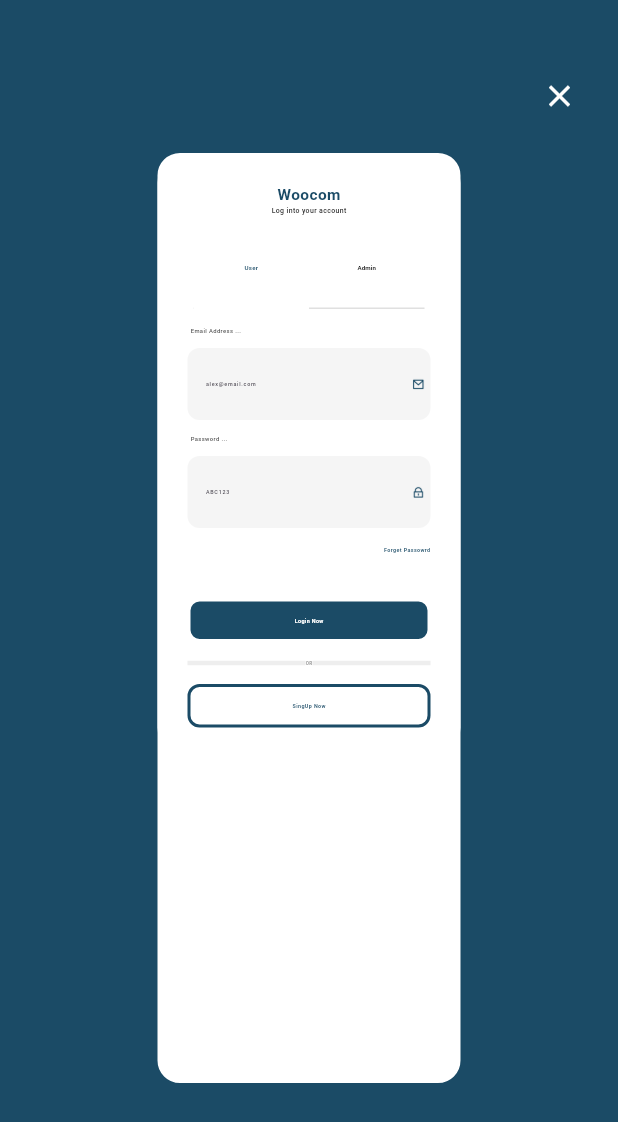
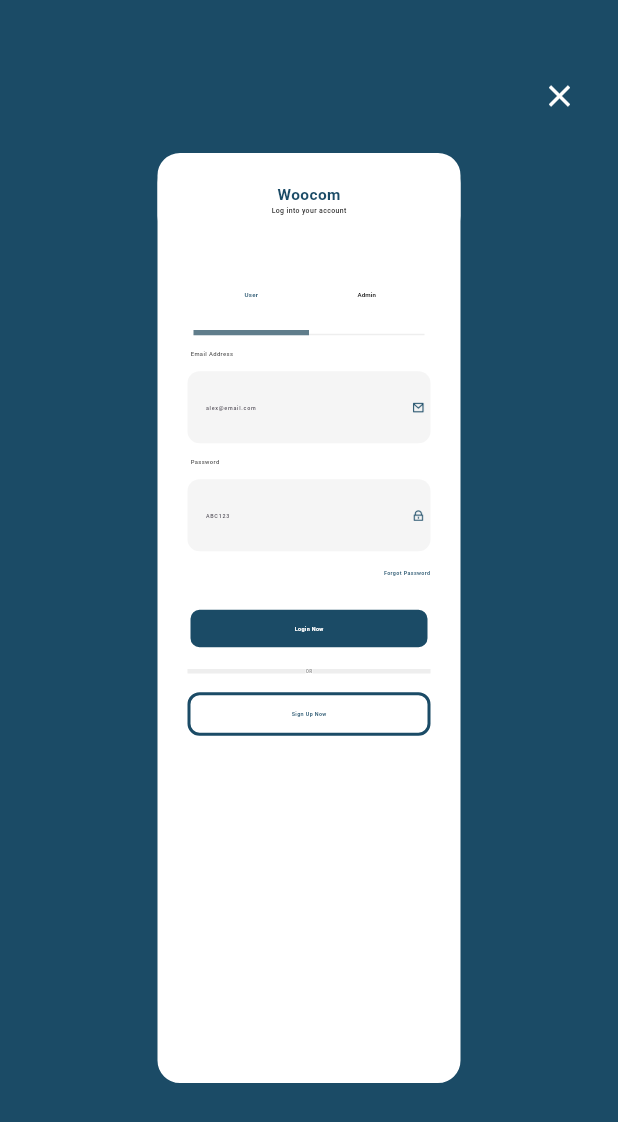
Before and after one commit to TheSam912/woocom, a Flutter app: the AuthenticationMobile screen opened directly, on a phone screen of 412 x 824 dp. Shown: the top 1122 px of the screen. Run offline on Flutter 3.47's test engine with Material 3 defaults, Android fonts, the phone set to English and light mode, and no system bars; our stand-ins replace carousel_slider, firebase_auth, firebase_core, flutter_riverpod, flutter_screenutil, go_router and 1 more; accounts and stored records are empty; Roboto replaces fonts that are missing (Dosis).

Commit message:
firebase auth added for mobile and tablet Ui and login full

```diff
--- a/lib/presentation/pages/authentication/authentication_mobile.dart
+++ b/lib/presentation/pages/authentication/authentication_mobile.dart
@@ -1,5 +1,7 @@
+import 'package:ecommerce_woocom/presentation/pages/authentication/provider/auth_provider.dart';
 import 'package:ecommerce_woocom/presentation/widgets/w_tabBar.dart';
 import 'package:flutter/material.dart';
+import 'package:flutter_riverpod/flutter_riverpod.dart';
 import 'package:flutter_screenutil/flutter_screenutil.dart';
 
 import '../../../core/constants/app_colors.dart';
@@ -7,41 +9,73 @@ import '../../../core/constants/app_icons.dart';
 import '../../../core/constants/app_text_styles.dart';
 import '../../widgets/w_textField.dart';
 
-class AuthenticationMobile extends StatefulWidget {
+class AuthenticationMobile extends ConsumerStatefulWidget {
   AuthenticationMobile({super.key, required this.isTablet});
 
   bool isTablet;
 
   @override
-  State<AuthenticationMobile> createState() => _AuthenticationMobileState();
+  ConsumerState<AuthenticationMobile> createState() =>
+      _AuthenticationMobileState();
 }
 
-class _AuthenticationMobileState extends State<AuthenticationMobile>
+class _AuthenticationMobileState extends ConsumerState<AuthenticationMobile>
     with SingleTickerProviderStateMixin {
   final _emailController = TextEditingController();
   final _passwordController = TextEditingController();
   final _confirmPasswordController = TextEditingController();
   final _adminEmailController = TextEditingController();
   final _adminPasswordController = TextEditingController();
-  late TabController _tabController;
+  late final TabController _tabController;
   bool _isLogin = true;
-  late bool isTablet;
+  bool _isForgetPassword = false;
 
   @override
   void initState() {
     super.initState();
-    _tabController = TabController(length: 2, vsync: this);
-    _tabController.addListener(() {
-      setState(() {});
-    });
+    _tabController = TabController(length: 2, vsync: this)
+      ..addListener(() => setState(() {}));
   }
 
-  void _login() {
-    if (_tabController.index == 0) {
-      Navigator.pushReplacementNamed(context, '/admin');
-    } else {
-      Navigator.pushReplacementNamed(context, '/home');
+  Future<void> _login(String type) async {
+    final email = type == "admin"
+        ? _adminEmailController.text.trim()
+        : _emailController.text.trim();
+    final password = type == "admin"
+        ? _adminPasswordController.text.trim()
+        : _passwordController.text.trim();
+
+    try {
+      await ref.read(authRepositoryProvider).signIn(email, password);
+    } catch (e) {
+      _showSnackBar(e.toString());
     }
+  }
+
+  Future<void> _register() async {
+    if (_passwordController.text.trim() !=
+        _confirmPasswordController.text.trim()) {
+      _showSnackBar("Passwords do not match");
+      return;
+    }
+
+    try {
+      final user = await ref.read(authRepositoryProvider).signUp(
+            _emailController.text.trim(),
+            _passwordController.text.trim(),
+          );
+      if (user != null) {
+        _showSnackBar("Registration successful!");
+        setState(() => _isLogin = true);
+      }
+    } catch (e) {
+      _showSnackBar(e.toString());
+    }
+  }
+
+  void _showSnackBar(String message) {
+    ScaffoldMessenger.of(context)
+        .showSnackBar(SnackBar(content: Text(message)));
   }
 
   @override
@@ -52,31 +86,100 @@ class _AuthenticationMobileState extends State<AuthenticationMobile>
 
   @override
   Widget build(BuildContext context) {
-    isTablet = widget.isTablet;
+    final isTablet = widget.isTablet;
     return Scaffold(
       backgroundColor: AppColors.primary,
       body: Stack(
         children: [
           Positioned(
-              top: 40,
+            top: isTablet ? 40 : 30,
             right: 15,
             child: IconButton(
               onPressed: () => Navigator.pop(context),
-                  icon: const Icon(
-                    Icons.close,
-                    color: Colors.white,
-                  ))),
+              icon: const Icon(Icons.close, color: Colors.white),
+            ),
+          ),
           Center(
             child: Container(
-              height: isTablet ? 630 : 550,
+              height: _isForgetPassword
+                  ? isTablet
+                      ? 430
+                      : 370
+                  : isTablet
+                      ? 630
+                      : 550,
               margin: EdgeInsets.symmetric(horizontal: isTablet ? 100 : 12),
               decoration: BoxDecoration(
                 borderRadius: BorderRadius.circular(20),
                 color: Colors.white,
-                  border: Border.all(width: 5, color: AppColors.primary)),
+                border: Border.all(width: 5, color: AppColors.primary),
+              ),
               child: Column(
                 children: [
-                  Container(
+                  _buildHeader(isTablet),
+                  _isForgetPassword
+                      ? _buildForgetPassword(isTablet)
+                      : _buildAuthentication(isTablet)
+                ],
+              ),
+            ),
+          )
+        ],
+      ),
+    );
+  }
+
+  Widget _buildAuthentication(isTablet) {
+    return Column(
+      children: [
+        Padding(
+          padding: const EdgeInsets.symmetric(horizontal: 24, vertical: 10),
+          child: _isLogin
+              ? W_TabBarWidget(
+                  controller: _tabController, isWeb: false, isTablet: isTablet)
+              : const SizedBox(),
+        ),
+        _buildFormFields(isTablet),
+        _isLogin ? _forgotPasswordButton(isTablet) : const SizedBox(height: 30),
+        _buildActionButton(isTablet),
+        _buildOrLine(isTablet),
+        _isLogin ? _buildSignupOption(isTablet) : _buildSignupOption(isTablet)
+      ],
+    );
+  }
+
+  Widget _buildForgetPassword(isTablet) {
+    return Column(
+      children: [
+        W_TextFieldWidget(
+          title: "Email Address",
+          hint: "alex@email.com",
+          icon: AppIcons.mail,
+          inputType: TextInputType.emailAddress,
+          controller: _adminEmailController,
+          isWeb: false,
+          isTablet: isTablet,
+        ),
+        const SizedBox(height: 25),
+        _buttonWidget(
+          "Send Reset Link",
+          () {},
+          true,
+          isTablet,
+        ),
+        _buildOrLine(isTablet),
+        _buttonWidget(
+          "Login With Existing Account",
+          () => setState(() => _isForgetPassword = !_isForgetPassword),
+          false,
+          isTablet,
+        )
+      ],
+    );
+  }
+
+  Widget _buildHeader(bool isTablet) {
+    return Container(
       width: double.infinity,
       padding: const EdgeInsets.symmetric(vertical: 20),
       decoration: BoxDecoration(
@@ -95,7 +198,9 @@ class _AuthenticationMobileState extends State<AuthenticationMobile>
             ),
           ),
           Text(
-                          _isLogin
+            _isForgetPassword
+                ? "Reset Password"
+                : _isLogin
                     ? "Log into your account"
                     : "Create New Account",
             style: AppTextStyles.dynamicStyle(
@@ -104,20 +209,17 @@ class _AuthenticationMobileState extends State<AuthenticationMobile>
               color: AppColors.textLight,
             ),
           ),
-                        Padding(
-                          padding: const EdgeInsets.symmetric(
-                              horizontal: 24, vertical: 12),
-                          child: _isLogin
-                              ? W_TabBarWidget(
-                                  controller: _tabController,
-                                  isWeb: false,
-                                  isTablet: isTablet,
-                                )
-                              : const Center(),
+        ],
       ),
-                        if (_tabController.index == 1) ...[
+    );
+  }
+
+  Widget _buildFormFields(bool isTablet) {
+    if (_tabController.index == 1) {
+      return Column(
+        children: [
           W_TextFieldWidget(
-                            title: "Admin Email Address ...",
+            title: "Admin Email Address",
             hint: "alex@email.com",
             icon: AppIcons.mail,
             inputType: TextInputType.emailAddress,
@@ -127,7 +229,7 @@ class _AuthenticationMobileState extends State<AuthenticationMobile>
           ),
           const SizedBox(height: 10),
           W_TextFieldWidget(
-                            title: "Admin Password ...",
+            title: "Admin Password",
             inputType: TextInputType.visiblePassword,
             hint: "ABC123",
             icon: AppIcons.password,
@@ -135,11 +237,13 @@ class _AuthenticationMobileState extends State<AuthenticationMobile>
             isWeb: false,
             isTablet: isTablet,
           ),
-                        ] else
-                          ..._isLogin
-                              ? [
+        ],
+      );
+    } else {
+      return Column(
+        children: [
           W_TextFieldWidget(
-                                    title: "Email Address ...",
+            title: "Email Address",
             inputType: TextInputType.emailAddress,
             hint: "alex@email.com",
             icon: AppIcons.mail,
@@ -149,7 +253,7 @@ class _AuthenticationMobileState extends State<AuthenticationMobile>
           ),
           const SizedBox(height: 10),
           W_TextFieldWidget(
-                                    title: "Password ...",
+            title: "Password",
             inputType: TextInputType.visiblePassword,
             hint: "ABC123",
             icon: AppIcons.password,
@@ -157,30 +261,10 @@ class _AuthenticationMobileState extends State<AuthenticationMobile>
             isWeb: false,
             isTablet: isTablet,
           ),
-                                ]
-                              : [
-                                  W_TextFieldWidget(
-                                    title: "Email Address ...",
-                                    inputType: TextInputType.emailAddress,
-                                    hint: "alex@email.com",
-                                    icon: AppIcons.mail,
-                                    controller: _emailController,
-                                    isWeb: false,
-                                    isTablet: isTablet,
-                                  ),
+          if (!_isLogin) ...[
             const SizedBox(height: 10),
             W_TextFieldWidget(
-                                    title: "Password ...",
-                                    inputType: TextInputType.visiblePassword,
-                                    hint: "ABC123",
-                                    icon: AppIcons.password,
-                                    controller: _passwordController,
-                                    isWeb: false,
-                                    isTablet: isTablet,
-                                  ),
-                                  const SizedBox(height: 10),
-                                  W_TextFieldWidget(
-                                    title: "Confirm Password ...",
+              title: "Confirm Password",
               inputType: TextInputType.visiblePassword,
               hint: "ABC123",
               icon: AppIcons.password,
@@ -189,29 +273,73 @@ class _AuthenticationMobileState extends State<AuthenticationMobile>
               isTablet: isTablet,
             ),
           ],
-                        _isLogin
-                            ? Container(
+        ],
+      );
+    }
+  }
+
+  Widget _forgotPasswordButton(bool isTablet) {
+    return GestureDetector(
+      onTap: () => setState(() => _isForgetPassword = !_isForgetPassword),
+      child: Container(
         width: double.infinity,
-                                margin:
-                                    const EdgeInsets.only(right: 20, top: 12),
+        margin: const EdgeInsets.only(right: 20, top: 12, bottom: 20),
         child: Text(
-                                  "Forget Passowrd",
+          "Forgot Password",
           textAlign: TextAlign.right,
           style: AppTextStyles.dynamicStyle(
             fontSize: isTablet ? 3.5.sp : 12.sp,
             fontWeight: FontWeight.w600,
-                                      color: AppColors.primary),
+            color: AppColors.primary,
           ),
-                              )
-                            : const Center(),
-                        const SizedBox(
-                          height: 30,
         ),
-                        _isLogin
-                            ? _buttonWidget("Login Now", () {}, true, isTablet)
-                            : _buttonWidget(
-                                "SignUp Now", () {}, true, isTablet),
-                        Padding(
+      ),
+    );
+  }
+
+  Widget _buildActionButton(bool isTablet) {
+    return _buttonWidget(
+      _isLogin ? "Login Now" : "Sign Up Now",
+      () => _isLogin
+          ? _login(_tabController.index == 1 ? "admin" : "user")
+          : _register(),
+      true,
+      isTablet,
+    );
+  }
+
+  Widget _buildSignupOption(bool isTablet) {
+    return _buttonWidget(
+      _isLogin ? "Sign Up Now" : "Login",
+      () => setState(() => _isLogin = !_isLogin),
+      false,
+      isTablet,
+    );
+  }
+
+  _buttonWidget(String text, VoidCallback onTap, isSingIn, isTablet) =>
+      GestureDetector(
+        onTap: onTap,
+        child: Container(
+          margin: const EdgeInsets.only(left: 20, right: 20),
+          padding: const EdgeInsets.symmetric(vertical: 10),
+          decoration: BoxDecoration(
+              borderRadius: BorderRadius.circular(8),
+              border: Border.all(
+                  color: isSingIn ? Colors.white : AppColors.primary, width: 2),
+              color: isSingIn ? AppColors.primary : Colors.white),
+          alignment: Alignment.center,
+          child: Text(
+            text,
+            style: AppTextStyles.dynamicStyle(
+                fontSize: isTablet ? 3.5.sp : 12.sp,
+                fontWeight: FontWeight.w600,
+                color: isSingIn ? Colors.white : AppColors.primary),
+          ),
+        ),
+      );
+
+  _buildOrLine(isTablet) => Padding(
         padding: const EdgeInsets.symmetric(vertical: 12),
         child: Row(
           children: [
@@ -239,59 +367,12 @@ class _AuthenticationMobileState extends State<AuthenticationMobile>
                     flex: 4,
                     child: Container(
                       height: 3,
-                                        margin:
-                                            const EdgeInsets.only(right: 20),
+                      margin: const EdgeInsets.only(right: 20),
                       color: Colors.grey.shade200,
                     ),
                   )
                 : const Center()
           ],
         ),
-                        ),
-                        _tabController.index == 0
-                            ? _isLogin
-                                ? _buttonWidget("SingUp Now", () {
-                                    setState(() {
-                                      _isLogin = !_isLogin;
-                                    });
-                                  }, false, isTablet)
-                                : _buttonWidget("Login", () {
-                                    setState(() {
-                                      _isLogin = !_isLogin;
-                                    });
-                                  }, false, isTablet)
-                            : const Center(),
-                      ],
-                    ),
-                  ),
-                ],
-              ),
-            ),
-          )
-        ],
-      ),
       );
 }
-
-  _buttonWidget(String text, VoidCallback onTap, isSingIn, isTablet) =>
-      GestureDetector(
-        onTap: onTap,
-        child: Container(
-          margin: const EdgeInsets.only(left: 20, right: 20),
-          padding: const EdgeInsets.symmetric(vertical: 10),
-          decoration: BoxDecoration(
-              borderRadius: BorderRadius.circular(8),
-              border: Border.all(
-                  color: isSingIn ? Colors.white : AppColors.primary, width: 2),
-              color: isSingIn ? AppColors.primary : Colors.white),
-          alignment: Alignment.center,
-          child: Text(
-            text,
-            style: AppTextStyles.dynamicStyle(
-                fontSize: isTablet ? 3.5.sp : 12.sp,
-                fontWeight: FontWeight.w600,
-                color: isSingIn ? Colors.white : AppColors.primary),
-          ),
-        ),
-      );
-}
--- a/lib/presentation/widgets/w_tabBar.dart
+++ b/lib/presentation/widgets/w_tabBar.dart
@@ -1,3 +1,4 @@
+import 'package:flutter/cupertino.dart';
 import 'package:flutter/material.dart';
 import 'package:flutter_screenutil/flutter_screenutil.dart';
 
@@ -19,9 +20,9 @@ class W_TabBarWidget extends StatelessWidget {
   Widget build(BuildContext context) {
     return TabBar(
       controller: controller,
-      dividerColor: Colors.grey.shade300,
-      indicatorWeight: 4,
-      indicatorColor: AppColors.primary,
+      dividerColor: Colors.grey.shade200,
+      indicatorWeight: 3.5,
+      indicatorColor: Colors.blueGrey,
       indicatorSize: TabBarIndicatorSize.tab,
       labelColor: AppColors.primary,
       unselectedLabelColor: AppColors.textLight,
--- a/pubspec.yaml
+++ b/pubspec.yaml
@@ -13,10 +13,11 @@ dependencies:
   google_fonts:
   go_router:
   carousel_slider:
-  flutter_riverpod:
+  flutter_riverpod: ^2.6.1
   flutter_screenutil:
   firebase_auth: ^5.4.2
   firebase_core: ^3.11.0
+  riverpod: ^2.6.1
 dev_dependencies:
   flutter_test:
     sdk: flutter
```
Also changed, not shown: lib/presentation/pages/authentication/authentication.dart (+25 -9 lines), lib/presentation/pages/authentication/authentication_web.dart (+43 -8 lines), lib/presentation/pages/authentication/provider/auth_provider.dart (added, +63 -0 lines), lib/presentation/pages/profile/profile_mobile.dart (added, +26 -0 lines), lib/presentation/pages/profile/profile_web.dart (added, +26 -0 lines), pubspec.lock. Lines whose indentation alone changed are shown as unchanged.
